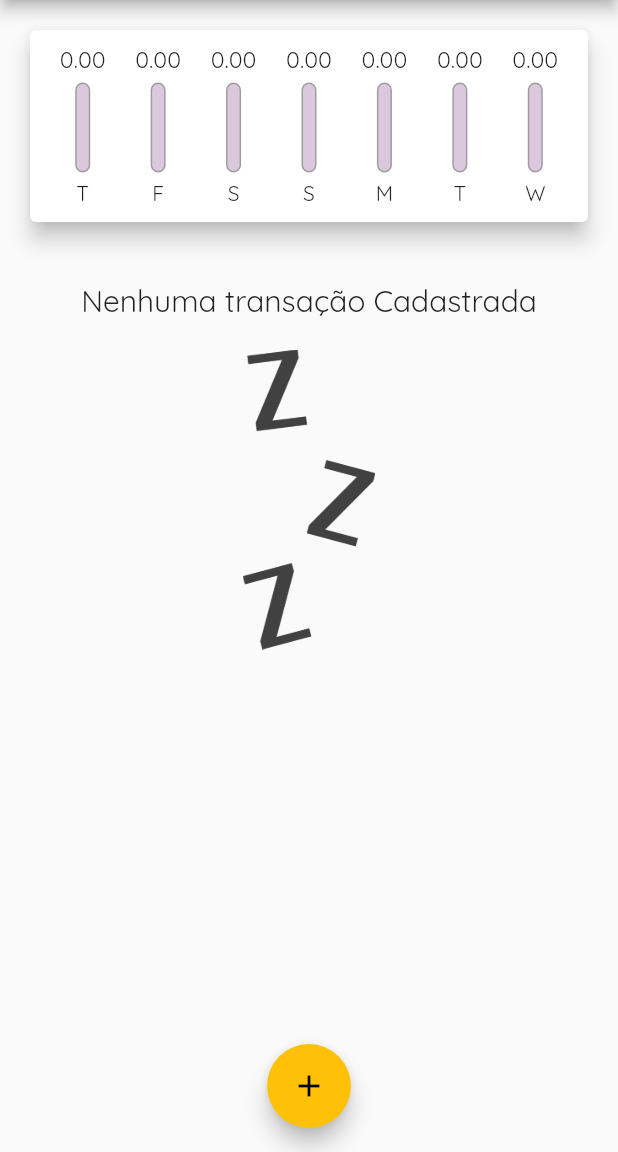
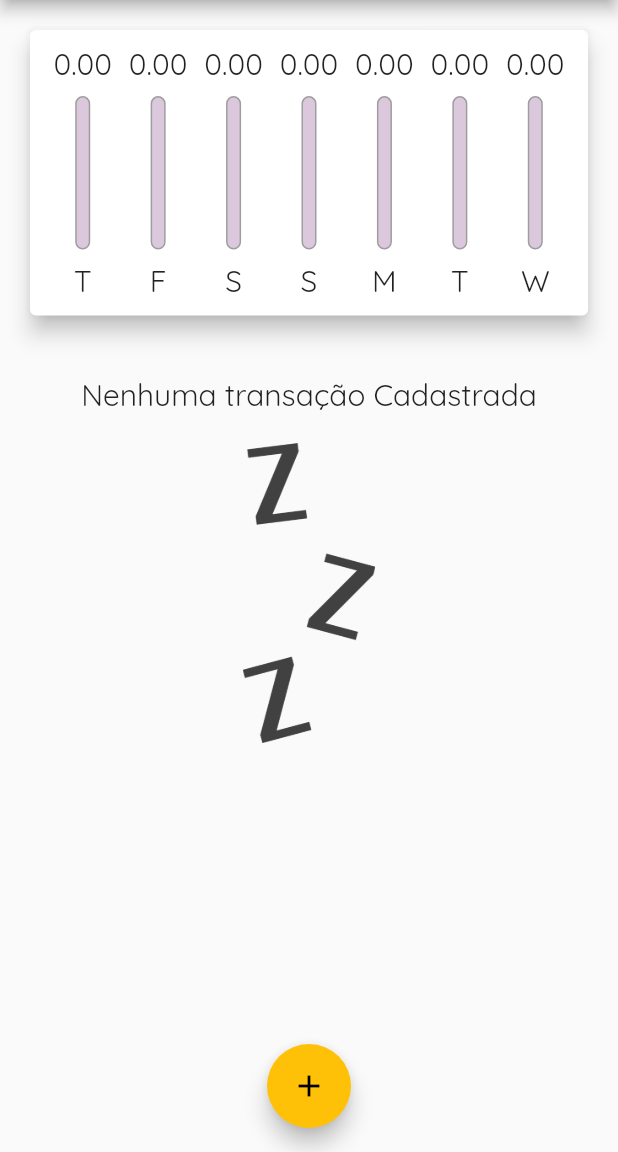
Before and after one commit to joaosatiro/study-flutter, a Flutter app: the screen it shows after launch, on a phone screen of 412 x 824 dp, the part 84-1236 px from its top. Run offline on Flutter 3.47's test engine with Material 2 defaults, Android fonts, the phone set to English and light mode, and no system bars.

Commit message:
add responsive expense

```diff
--- a/expenses/lib/components/chart_bar.dart
+++ b/expenses/lib/components/chart_bar.dart
@@ -14,17 +14,19 @@ class ChartBar extends StatelessWidget {
 
   @override
   Widget build(BuildContext context) {
+    return LayoutBuilder(
+      builder: (ctx, constraints) {
         return Column(
           children: [
             Container(
-          height: 20,
+              height: constraints.maxHeight * 0.15,
               child: FittedBox(
                 child: Text('${value!.toStringAsFixed(2)}'),
               ),
             ),
-        SizedBox(height: 5),
+            SizedBox(height: constraints.maxHeight * 0.05),
             Container(
-          height: 60,
+              height: constraints.maxHeight * 0.6,
               width: 10,
               child: Stack(
                 alignment: Alignment.bottomCenter,
@@ -51,9 +53,14 @@ class ChartBar extends StatelessWidget {
                 ],
               ),
             ),
-        SizedBox(height: 5),
-        Text(label!),
+            SizedBox(height: constraints.maxHeight * 0.05),
+            Container(
+              height: constraints.maxHeight * 0.15,
+              child: FittedBox(child: Text(label!)),
+            ),
           ],
+        );
+      },
     );
   }
 }
--- a/expenses/lib/components/transaction_list.dart
+++ b/expenses/lib/components/transaction_list.dart
@@ -13,9 +13,7 @@ class TransactionList extends StatelessWidget {
 
   @override
   Widget build(BuildContext context) {
-    return Container(
-      height: 450,
-      child: transactions.isEmpty
+    return transactions.isEmpty
         ? Column(
             children: [
               SizedBox(height: 20),
@@ -67,7 +65,6 @@ class TransactionList extends StatelessWidget {
                 ),
               );
             },
-            ),
           );
   }
 }
--- a/expenses/lib/main.dart
+++ b/expenses/lib/main.dart
@@ -37,6 +37,7 @@ class MyHomePage extends StatefulWidget {
 
 class _MyHomePageState extends State<MyHomePage> {
   final List<Transaction> _transactions = [];
+  bool _showChart = false;
 
   List<Transaction> get _recentTransactions {
     return _transactions.where((tr) {
@@ -78,8 +79,10 @@ class _MyHomePageState extends State<MyHomePage> {
 
   @override
   Widget build(BuildContext context) {
-    return Scaffold(
-      appBar: AppBar(
+    bool islandscape =
+        MediaQuery.of(context).orientation == Orientation.landscape;
+
+    final appBar = AppBar(
       title: Text('Despesas Pessoais'),
       actions: <Widget>[
         IconButton(
@@ -87,13 +90,43 @@ class _MyHomePageState extends State<MyHomePage> {
           onPressed: () => _openTransctionFormModal(context),
         ),
       ],
-      ),
+    );
+
+    final availabelHeigth = MediaQuery.of(context).size.height -
+        appBar.preferredSize.height -
+        MediaQuery.of(context).padding.top;
+
+    return Scaffold(
+      appBar: appBar,
       body: SingleChildScrollView(
         child: Column(
           crossAxisAlignment: CrossAxisAlignment.stretch,
           children: [
-            Chart(recentTransaction: _recentTransactions),
-            TransactionList(_transactions, _removeTransaction),
+            if (islandscape)
+              Row(
+                mainAxisAlignment: MainAxisAlignment.center,
+                children: [
+                  Text('Exibir Gráfico'),
+                  Switch(
+                    value: _showChart,
+                    onChanged: (value) {
+                      setState(() {
+                        _showChart = value;
+                      });
+                    },
+                  ),
+                ],
+              ),
+            if (_showChart || !islandscape)
+              Container(
+                height: availabelHeigth * 0.3,
+                child: Chart(recentTransaction: _recentTransactions),
+              ),
+            if (!_showChart || !islandscape)
+              Container(
+                height: availabelHeigth * 0.7,
+                child: TransactionList(_transactions, _removeTransaction),
+              ),
           ],
         ),
       ),
```
Lines whose indentation alone changed are shown as unchanged.
